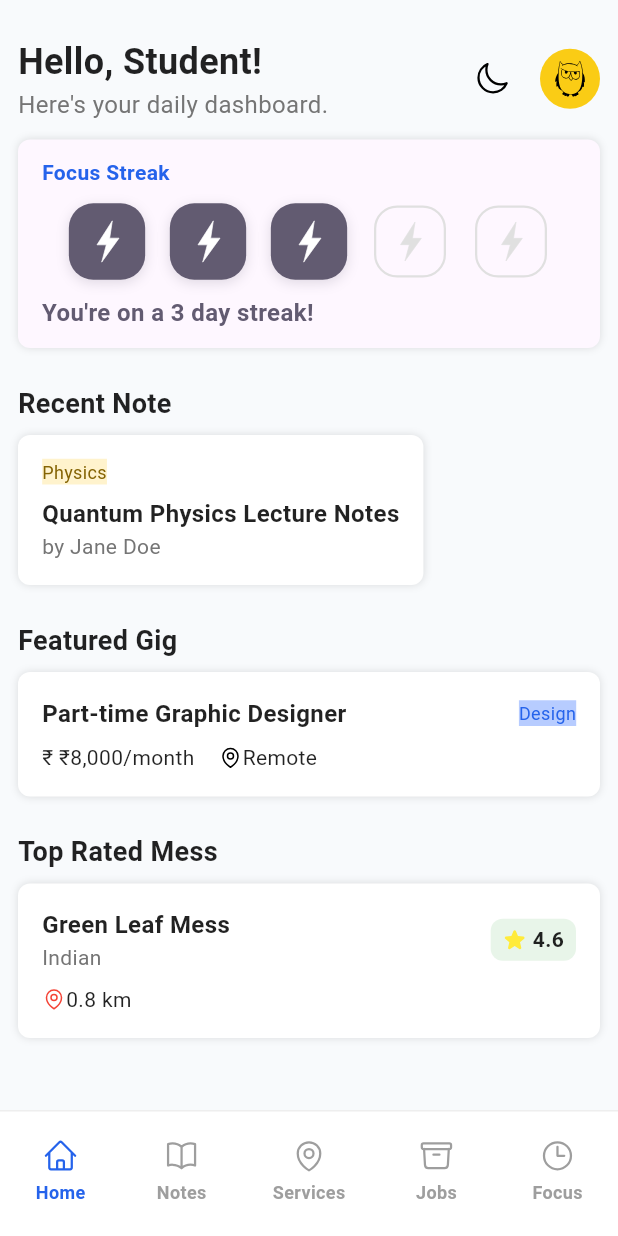
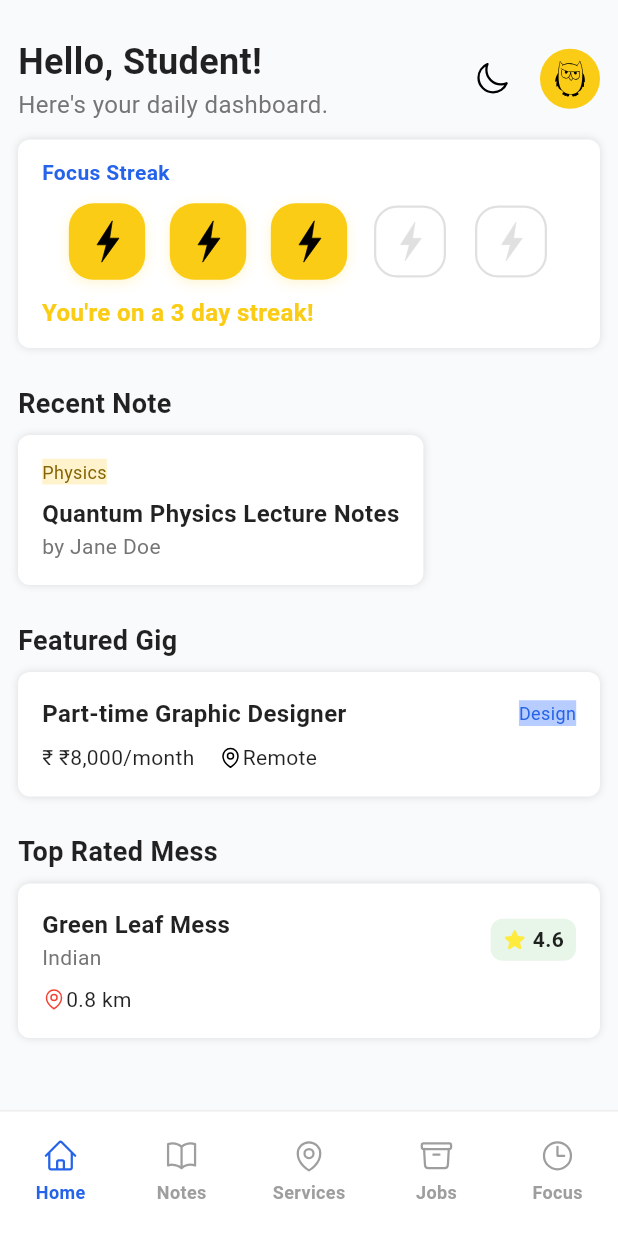
Before and after one commit to barshanpoddar/campusOwl-new, a Flutter app: the screen it shows after launch, on a phone screen of 412 x 824 dp. Run offline on Flutter 3.47's test engine with Material 3 defaults, Android fonts, the phone set to English and light mode, and no system bars; our stand-ins replace flutter_svg, internet_connection_checker, shared_preferences; Roboto replaces fonts that are missing (Poppins).

Commit message:
Refactor: Update UI components to use theme colors for improved consistency across screens

```diff
--- a/lib/screens/home_screen.dart
+++ b/lib/screens/home_screen.dart
@@ -91,7 +91,8 @@ class _HomeScreenState extends State<HomeScreen> {
                   // Focus Streak (redesigned)
                   const SizedBox(height: 12),
                   Container(
-                    padding: const EdgeInsets.only(left: 16, right: 16, top: 12, bottom: 12),
+                    padding: const EdgeInsets.only(
+                        left: 16, right: 16, top: 12, bottom: 12),
                     decoration: BoxDecoration(
                       // Use theme card color so the card adapts to light/dark themes.
                       color: Theme.of(context).cardColor,
@@ -138,7 +139,7 @@ class _HomeScreenState extends State<HomeScreen> {
                   Container(
                     padding: const EdgeInsets.all(16),
                     decoration: BoxDecoration(
-                      color: Colors.white,
+                      color: Theme.of(context).cardColor,
                       borderRadius: BorderRadius.circular(8),
                       boxShadow: const [
                         BoxShadow(color: Colors.black12, blurRadius: 4),
@@ -182,7 +183,7 @@ class _HomeScreenState extends State<HomeScreen> {
                   Container(
                     padding: const EdgeInsets.all(16),
                     decoration: BoxDecoration(
-                      color: Colors.white,
+                      color: Theme.of(context).cardColor,
                       borderRadius: BorderRadius.circular(8),
                       boxShadow: const [
                         BoxShadow(color: Colors.black12, blurRadius: 4),
@@ -238,7 +239,7 @@ class _HomeScreenState extends State<HomeScreen> {
                   Container(
                     padding: const EdgeInsets.all(16),
                     decoration: BoxDecoration(
-                      color: Colors.white,
+                      color: Theme.of(context).cardColor,
                       borderRadius: BorderRadius.circular(8),
                       boxShadow: const [
                         BoxShadow(color: Colors.black12, blurRadius: 4),
--- a/lib/screens/jobs_screen.dart
+++ b/lib/screens/jobs_screen.dart
@@ -108,7 +108,7 @@ class _JobsScreenState extends State<JobsScreen> {
               return Container(
                 padding: const EdgeInsets.all(12),
                 decoration: BoxDecoration(
-                    color: Colors.white,
+                    color: Theme.of(context).cardColor,
                     borderRadius: BorderRadius.circular(8),
                     boxShadow: const [
                       BoxShadow(color: Colors.black12, blurRadius: 4)
--- a/lib/screens/notes_screen.dart
+++ b/lib/screens/notes_screen.dart
@@ -79,7 +79,7 @@ class _NotesScreenState extends State<NotesScreen> {
           child: Container(
             padding: const EdgeInsets.all(12),
             decoration: BoxDecoration(
-              color: Colors.white,
+              color: Theme.of(context).cardColor,
               borderRadius: BorderRadius.circular(8),
               boxShadow: const [
                 BoxShadow(color: Colors.black12, blurRadius: 4)
@@ -126,7 +126,7 @@ class _NotesScreenState extends State<NotesScreen> {
           child: Container(
             padding: const EdgeInsets.all(12),
             decoration: BoxDecoration(
-              color: Colors.white,
+              color: Theme.of(context).cardColor,
               borderRadius: BorderRadius.circular(8),
               boxShadow: const [
                 BoxShadow(color: Colors.black12, blurRadius: 4)
--- a/lib/screens/services_screen.dart
+++ b/lib/screens/services_screen.dart
@@ -69,7 +69,7 @@ class _ServicesScreenState extends State<ServicesScreen> {
           child: Container(
             padding: const EdgeInsets.all(12),
             decoration: BoxDecoration(
-                color: Colors.white,
+                color: Theme.of(context).cardColor,
                 borderRadius: BorderRadius.circular(8),
                 boxShadow: const [
                   BoxShadow(color: Colors.black12, blurRadius: 4)
@@ -112,7 +112,7 @@ class _ServicesScreenState extends State<ServicesScreen> {
           child: Container(
             padding: const EdgeInsets.all(12),
             decoration: BoxDecoration(
-                color: Colors.white,
+                color: Theme.of(context).cardColor,
                 borderRadius: BorderRadius.circular(8),
                 boxShadow: const [
                   BoxShadow(color: Colors.black12, blurRadius: 4)
--- a/lib/themes.dart
+++ b/lib/themes.dart
@@ -10,6 +10,22 @@ final ThemeData appThemeLight = ThemeData(
   scaffoldBackgroundColor: backgroundColorLight,
   brightness: Brightness.light,
   fontFamily: 'Poppins',
+  colorScheme: const ColorScheme.light(
+    primary: primaryColor,
+    secondary: secondaryColor,
+    surface: Colors.white,
+    error: Colors.red,
+    onPrimary: Colors.white,
+    onSecondary: Colors.black,
+    onSurface: Colors.black87,
+    onError: Colors.white,
+  ),
+  cardTheme: CardThemeData(
+    color: Colors.white,
+    elevation: 2,
+    shadowColor: Colors.black12,
+    shape: RoundedRectangleBorder(borderRadius: BorderRadius.circular(8)),
+  ),
   appBarTheme: const AppBarTheme(
     backgroundColor: Colors.white,
     elevation: 0,
@@ -37,6 +53,22 @@ final ThemeData appThemeDark = ThemeData(
   scaffoldBackgroundColor: backgroundColorDark,
   brightness: Brightness.dark,
   fontFamily: 'Poppins',
+  colorScheme: const ColorScheme.dark(
+    primary: primaryColor,
+    secondary: secondaryColor,
+    surface: Color(0xFF1E293B),
+    error: Colors.red,
+    onPrimary: Colors.white,
+    onSecondary: Colors.black,
+    onSurface: Colors.white70,
+    onError: Colors.white,
+  ),
+  cardTheme: CardThemeData(
+    color: const Color(0xFF1E293B),
+    elevation: 2,
+    shadowColor: Colors.black26,
+    shape: RoundedRectangleBorder(borderRadius: BorderRadius.circular(8)),
+  ),
   appBarTheme: AppBarTheme(
     backgroundColor: Colors.grey[900],
     elevation: 0,
--- a/lib/widgets/bottom_navigation.dart
+++ b/lib/widgets/bottom_navigation.dart
@@ -1,4 +1,3 @@
-
 import 'package:flutter/material.dart';
 import 'package:flutter_svg/flutter_svg.dart';
 import '../constants.dart';
@@ -9,18 +8,22 @@ class BottomNavigation extends StatelessWidget {
   final ValueChanged<int> onTap;
   final List<NavigationItem>? items;
 
-  const BottomNavigation({super.key, required this.currentIndex, required this.onTap, this.items});
+  const BottomNavigation(
+      {super.key, required this.currentIndex, required this.onTap, this.items});
 
   @override
   Widget build(BuildContext context) {
     final navItems = items ?? navigationItems;
+    final isDark = Theme.of(context).brightness == Brightness.dark;
 
     return Container(
       height: 84,
       decoration: BoxDecoration(
         color: Theme.of(context).bottomNavigationBarTheme.backgroundColor,
         border: Border(
-          top: BorderSide(color: Colors.grey.shade200, width: 1),
+          top: BorderSide(
+              color: isDark ? Colors.grey.shade700 : Colors.grey.shade200,
+              width: 1),
         ),
       ),
       child: Row(
@@ -81,7 +84,9 @@ class _BottomNavigationItem extends StatelessWidget {
                   colorFilter: ColorFilter.mode(
                     isSelected
                         ? Theme.of(context).primaryColor
-                        : Theme.of(context).bottomNavigationBarTheme.unselectedItemColor!,
+                        : Theme.of(context)
+                            .bottomNavigationBarTheme
+                            .unselectedItemColor!,
                     BlendMode.srcIn,
                   ),
                 )
@@ -91,7 +96,9 @@ class _BottomNavigationItem extends StatelessWidget {
                   size: 24,
                   color: isSelected
                       ? Theme.of(context).primaryColor
-                      : Theme.of(context).bottomNavigationBarTheme.unselectedItemColor,
+                      : Theme.of(context)
+                          .bottomNavigationBarTheme
+                          .unselectedItemColor,
                 ),
               const SizedBox(height: 4),
               Text(
@@ -99,7 +106,9 @@ class _BottomNavigationItem extends StatelessWidget {
                 style: TextStyle(
                   color: isSelected
                       ? Theme.of(context).primaryColor
-                      : Theme.of(context).bottomNavigationBarTheme.unselectedItemColor,
+                      : Theme.of(context)
+                          .bottomNavigationBarTheme
+                          .unselectedItemColor,
                   fontSize: 12,
                   fontWeight: FontWeight.w600,
                 ),
```
Also changed, not shown: lib/screens/note_detail_screen.dart (+38 -17 lines).
